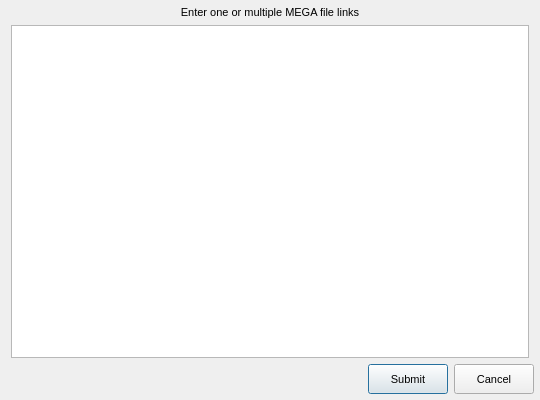
meganz/MEGAsync, file Source/MEGASync/gui/PasteMegaLinksDialog.ui: the form before one commit.
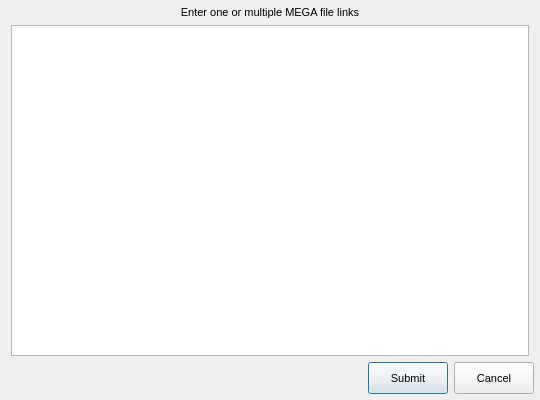
The form after the commit.

Patch:
```diff
--- a/Source/MEGASync/gui/PasteMegaLinksDialog.ui
+++ b/Source/MEGASync/gui/PasteMegaLinksDialog.ui
@@ -142,6 +142,18 @@
           <verstretch>0</verstretch>
          </sizepolicy>
         </property>
+        <property name="minimumSize">
+         <size>
+          <width>0</width>
+          <height>32</height>
+         </size>
+        </property>
+        <property name="maximumSize">
+         <size>
+          <width>16777215</width>
+          <height>32</height>
+         </size>
+        </property>
         <property name="text">
          <string>Submit</string>
         </property>
@@ -155,6 +167,18 @@
           <verstretch>0</verstretch>
          </sizepolicy>
         </property>
+        <property name="minimumSize">
+         <size>
+          <width>0</width>
+          <height>32</height>
+         </size>
+        </property>
+        <property name="maximumSize">
+         <size>
+          <width>16777215</width>
+          <height>32</height>
+         </size>
+        </property>
         <property name="text">
          <string>Cancel</string>
         </property>
```
